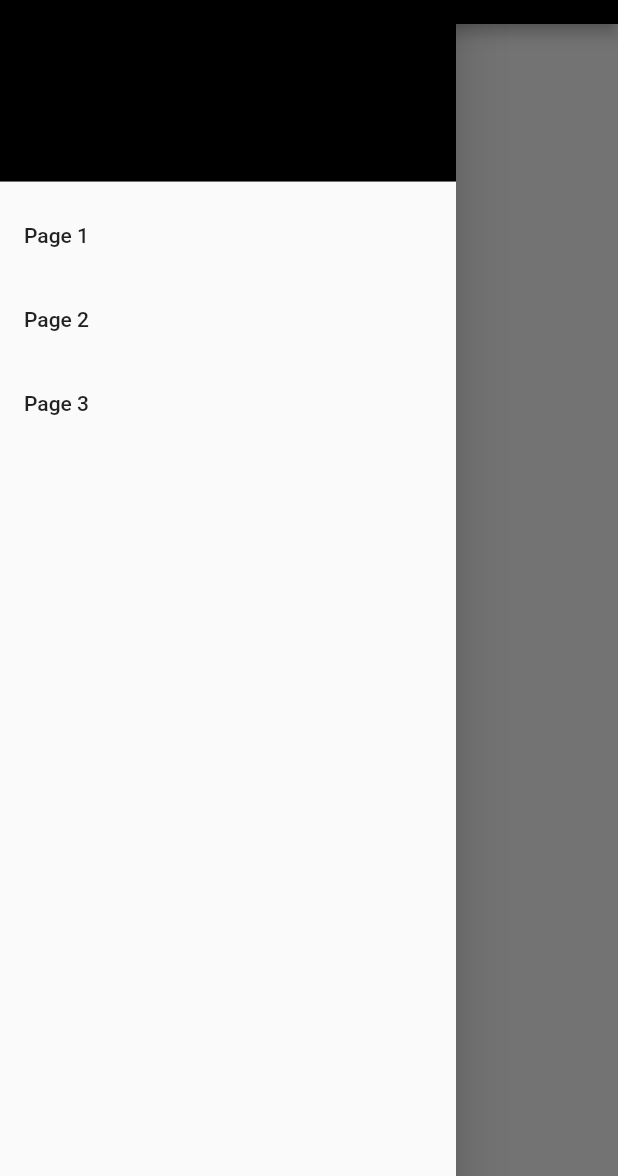
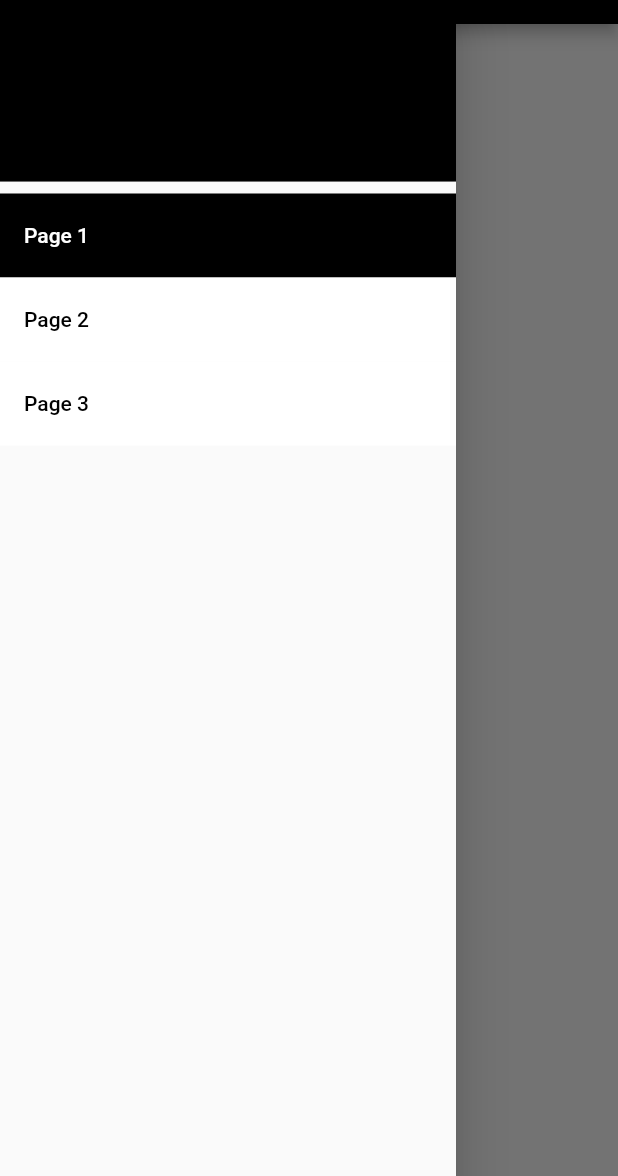
Before and after one commit to DeepakKishore-S/Custom-Take-home-Project, a Flutter app: the screen it shows after launch, with the side drawer open, on a phone screen of 412 x 824 dp, the part 60-1236 px from its top. Run offline on Flutter 3.47's test engine with Material 2 defaults, Android fonts, the phone set to English and light mode, and no system bars.

Commit message:
highlight in menu

```diff
--- a/lib/pages/pages.dart
+++ b/lib/pages/pages.dart
@@ -9,6 +9,9 @@ class Pages extends StatefulWidget {
 
 class _PagesState extends State<Pages> {
   final PageController _pgController = PageController(initialPage: 0);
+  bool pg1 = true;
+  bool pg2 = false;
+  bool pg3 = false;
 
   tap(int pageNo) {
     if (pageNo == 3) {
@@ -17,19 +20,23 @@ class _PagesState extends State<Pages> {
       _pgController.jumpToPage(pageNo);
     }
   }
+
   Widget pageBtn(int pageNo, int currentPage) {
     return Center(
       child: Column(
-        mainAxisAlignment: MainAxisAlignment. spaceEvenly,
+        mainAxisAlignment: MainAxisAlignment.spaceEvenly,
         children: [
           Text("Page $currentPage"),
-          MaterialButton(elevation: 2,
+          MaterialButton(
+            elevation: 2,
             color: Colors.black,
             onPressed: () {
               tap(currentPage);
             },
-            child: Text("Go to Page $pageNo",
-            style: TextStyle(color: Colors.white),),
+            child: Text(
+              "Go to Page $pageNo",
+              style: TextStyle(color: Colors.white),
+            ),
           ),
         ],
       ),
@@ -51,29 +58,53 @@ class _PagesState extends State<Pages> {
               ),
               child: Text(
                 'Menu',
-                style: TextStyle(
-                  fontSize: 26,
-                  color: Colors.white
-                ),
+                style: TextStyle(fontSize: 26, color: Colors.white),
               ),
             ),
             ListTile(
-              title: const Text("Page 1"),
+              tileColor: pg1 ? Colors.black: Colors.white,
+              title:  Text("Page 1",
+              style: TextStyle(
+                color: pg1 ? Colors.white: Colors.black,
+              ),),
               onTap: () {
+                setState(() {
+                  pg1 = false;
+                  pg2 = true;
+                  pg3 = false;
+                });
                 tap(0);
                 Navigator.pop(context);
               },
             ),
             ListTile(
-              title: const Text("Page 2"),
+              tileColor: pg2 ? Colors.black: Colors.white,
+              title: Text("Page 2",
+              style: TextStyle(
+                color: pg2 ? Colors.white: Colors.black,
+              ),),
               onTap: () {
+                setState(() {
+                  pg1 = false;
+                  pg2 = true;
+                  pg3 = false;
+                });
                 tap(1);
                 Navigator.pop(context);
               },
             ),
             ListTile(
-              title: const Text("Page 3"),
+              tileColor: pg3 ? Colors.black: Colors.white,
+              title: Text("Page 3",
+              style: TextStyle(
+                color: pg3 ? Colors.white: Colors.black,
+              ),),
               onTap: () {
+                setState(() {
+                  pg1 = false;
+                  pg2 = false;
+                  pg3 = true;
+                });
                 tap(2);
                 Navigator.pop(context);
               },
@@ -84,13 +115,11 @@ class _PagesState extends State<Pages> {
       body: PageView(
         controller: _pgController,
         children: [
-          pageBtn(2,1),
-          pageBtn(3,2),
-          pageBtn(1,3),
+          pageBtn(2, 1),
+          pageBtn(3, 2),
+          pageBtn(1, 3),
         ],
       ),
     );
   }
-
-
 }
```
